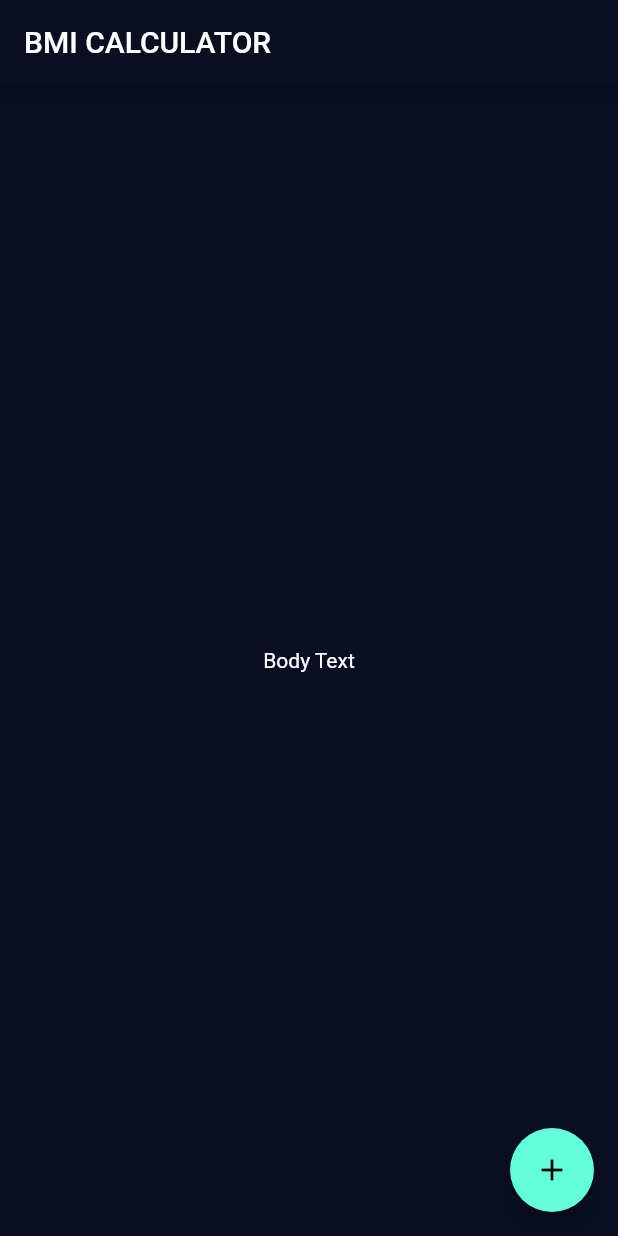
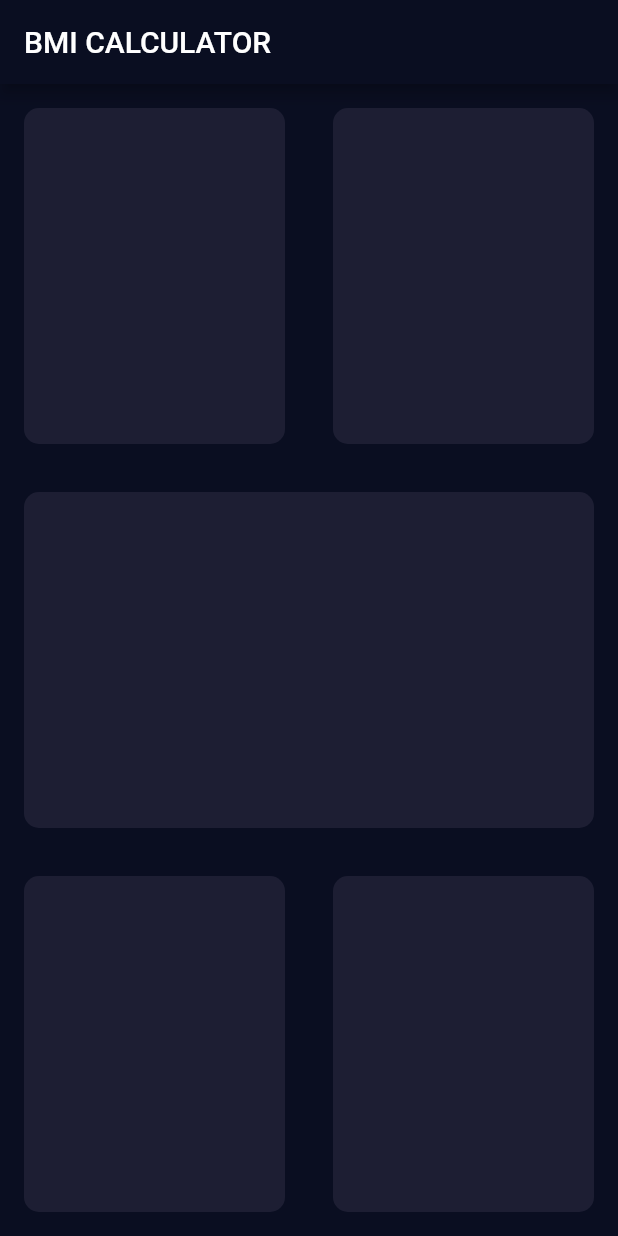
Before and after one commit to cesar-ferreira/flutter-BMICalculator, a Flutter app: the screen it shows after launch, on a phone screen of 412 x 824 dp. Run offline on Flutter 3.47's test engine with Material 2 defaults, Android fonts, the phone set to English and light mode, and no system bars.

Commit message:
create a new widget reusableCard

```diff
--- a/bmi_calculator/lib/input_page.dart
+++ b/bmi_calculator/lib/input_page.dart
@@ -12,12 +12,70 @@ class _InputPageState extends State<InputPage> {
       appBar: AppBar(
         title: Text('BMI CALCULATOR'),
       ),
-      body: Center(
-        child: Text('Body Text'),
-      ),
-      floatingActionButton: FloatingActionButton(
-        child: Icon(Icons.add),
+      body: Column(
+        children: <Widget>[
+          Expanded(
+            child: Row(
+              children: <Widget>[
+                Expanded(
+                  child: ReusableCard(
+                    color: Color(0xFF1D1E33),
+                  ),
+                ),
+                Expanded(
+                  child: ReusableCard(
+                    color: Color(0xFF1D1E33),
+                  ),
+                ),
+              ],
+            ),
+          ),
+          Expanded(
+            child: ReusableCard(
+              color: Color(0xFF1D1E33),
+            ),
+          ),
+          Expanded(
+            child: Row(
+              children: <Widget>[
+                Expanded(
+                  child: ReusableCard(
+                    color: Color(0xFF1D1E33),
+                  ),
+                ),
+                Expanded(
+                  child: ReusableCard(
+                    color: Color(0xFF1D1E33),
+                  ),
+                ),
+              ],
+            ),
+          ),
+        ],
       ),
     );
   }
 }
+
+class ReusableCard extends StatelessWidget {
+
+  Color color;
+
+  ReusableCard({@required this.color});
+
+  @override
+  Widget build(BuildContext context) {
+    return Container(
+      margin: EdgeInsets.all(16),
+      decoration: BoxDecoration(
+        color: color,
+        borderRadius: BorderRadius.circular(10),
+      ),
+    );
+  }
+}
+
+
+//
+//Container(
+//color: Color(0xFF1D1E33),
```
